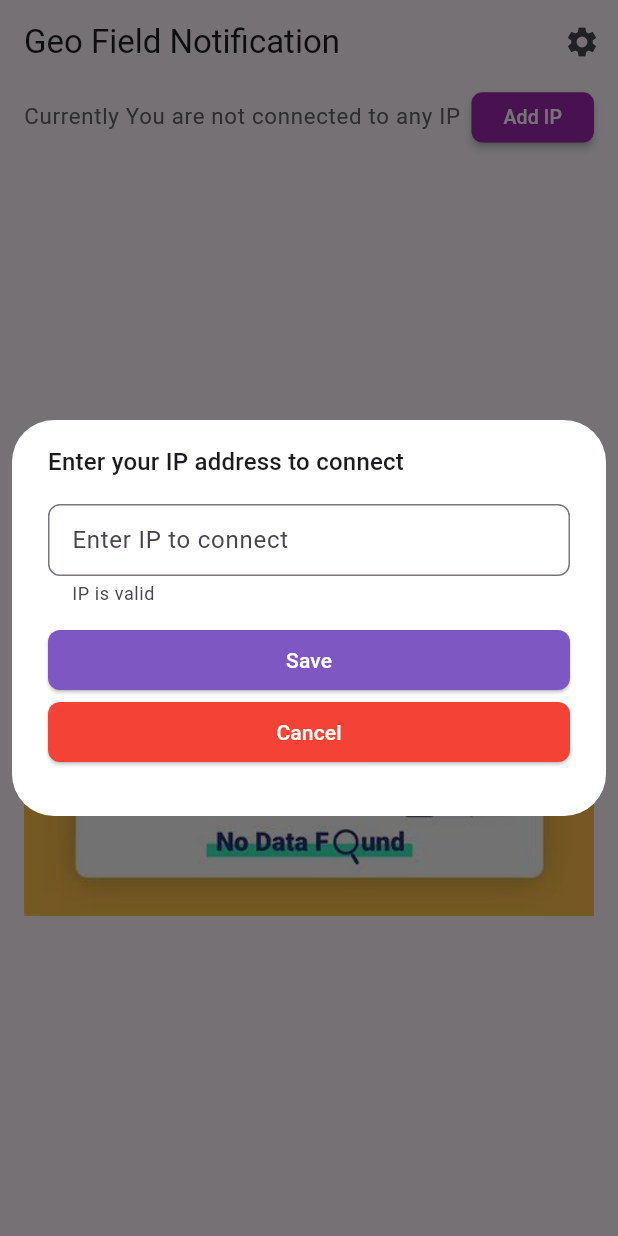
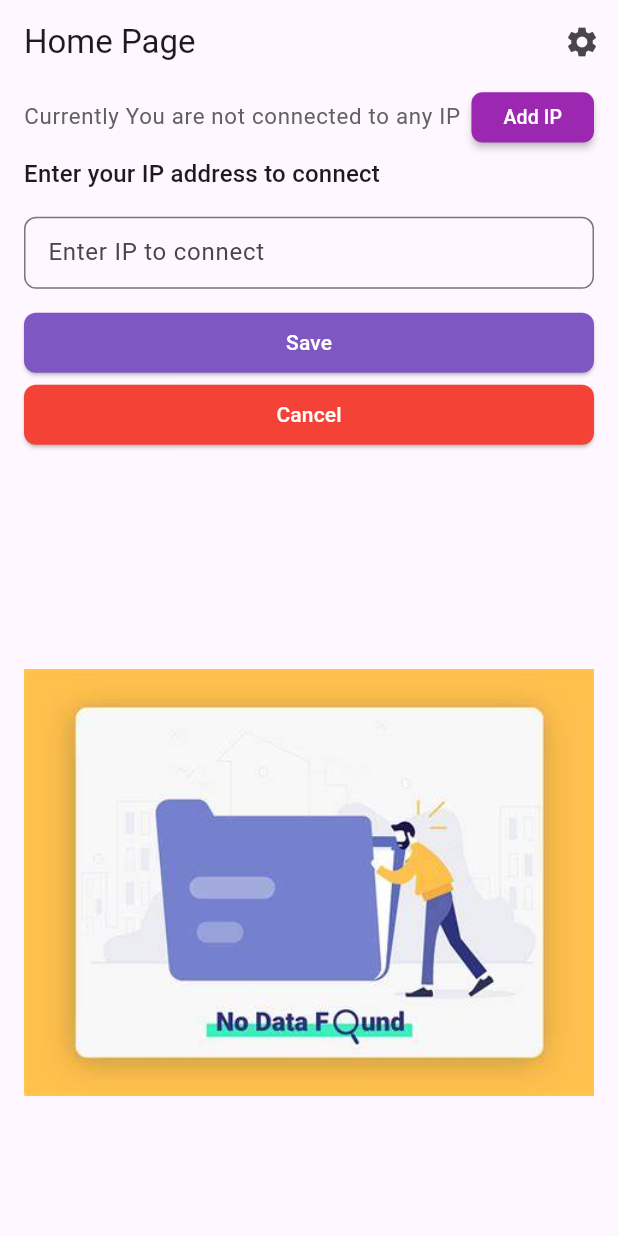
Before and after one commit to dhakalsumit/notification-service-app, a Flutter app: the screen it shows after launch, after a tap on "Add IP", on a phone screen of 412 x 824 dp. Run offline on Flutter 3.47's test engine with Material 3 defaults, Android fonts, the phone set to English and light mode, and no system bars; our stand-ins replace awesome_notifications, flutter_riverpod, geolocator, hive_flutter; missing offline and left inert: flutter_background_service; accounts and stored records are empty.

Commit message:
fix: change ui and fixes

```diff
--- a/lib/pages/home/home_page.dart
+++ b/lib/pages/home/home_page.dart
@@ -4,6 +4,7 @@ import 'package:hive_flutter/hive_flutter.dart';
 import 'package:notification_demo/dummy/dummy_data.dart';
 import 'package:notification_demo/pages/error/error_screen.dart';
 import 'package:notification_demo/pages/notification/my_notification_page.dart';
+import 'package:notification_demo/services/ping_ip.dart';
 import 'package:notification_demo/services/provider.dart';
 
 class HomePage extends ConsumerStatefulWidget {
@@ -15,104 +16,13 @@ class HomePage extends ConsumerStatefulWidget {
 
 class _HomePageState extends ConsumerState<HomePage> {
   late final TextEditingController _controller;
+  final _formKey = GlobalKey<FormState>();
+  bool isVisible = false;
   final box = Hive.box("ipBox");
   @override
   void initState() {
     super.initState();
     _controller = TextEditingController();
-  }
-
-  openSettings() {
-    showDialog(
-        context: context,
-        builder: (context) {
-          return Dialog(
-            backgroundColor: Colors.white,
-            insetPadding: const EdgeInsets.symmetric(horizontal: 8),
-            child: Padding(
-              padding: const EdgeInsets.symmetric(horizontal: 24, vertical: 12),
-              child: SizedBox(
-                width: double.maxFinite,
-                height: 240,
-                child: Column(
-                  mainAxisAlignment: MainAxisAlignment.start,
-                  crossAxisAlignment: CrossAxisAlignment.start,
-                  children: [
-                    const SizedBox(
-                      height: 4,
-                    ),
-                    Text(
-                      "Enter your IP address to connect ",
-                      style: Theme.of(context).textTheme.titleMedium,
-                    ),
-                    const SizedBox(
-                      height: 16,
-                    ),
-                    TextFormField(
-                      controller: _controller,
-                      decoration: const InputDecoration(
-                        hintStyle: TextStyle(
-                          color: Colors.grey,
-                        ),
-                        contentPadding:
-                            EdgeInsets.symmetric(horizontal: 12, vertical: 6),
-                        border: OutlineInputBorder(
-                            borderRadius: BorderRadius.all(Radius.circular(8))),
-                        labelText: "Enter IP to connect",
-                        helperText: "IP is valid",
-                        hintText: "https://example.com",
-                      ),
-                    ),
-                    const SizedBox(
-                      height: 12,
-                    ),
-                    SizedBox(
-                      width: double.maxFinite,
-                      child: ElevatedButton(
-                          style: ElevatedButton.styleFrom(
-                              backgroundColor: Colors.deepPurple[400],
-                              shape: RoundedRectangleBorder(
-                                borderRadius: BorderRadius.circular(8.0),
-                              )),
-                          onPressed: () async {
-                            await Hive.box("ipBox").put("ip", _controller.text);
-                            print(Hive.box("ipBox").get("ip"));
-
-                            ref
-                                .read(ipNameProvider.notifier)
-                                .update((state) => _controller.text);
-                            if (!mounted) {
-                              return;
-                            }
-                            Navigator.pop(context);
-                          },
-                          child: const Text("Save",
-                              style: TextStyle(color: Colors.white))),
-                    ),
-                    SizedBox(
-                      width: double.maxFinite,
-                      child: ElevatedButton(
-                        style: ElevatedButton.styleFrom(
-                            backgroundColor: Colors.red,
-                            shape: RoundedRectangleBorder(
-                              borderRadius: BorderRadius.circular(8.0),
-                            )),
-                        onPressed: () {
-                          print(Hive.box("ipBox").get("ip"));
-                          Navigator.pop(context);
-                        },
-                        child: const Text(
-                          "Cancel",
-                          style: TextStyle(color: Colors.white),
-                        ),
-                      ),
-                    ),
-                  ],
-                ),
-              ),
-            ),
-          );
-        });
   }
 
   @override
@@ -122,7 +32,9 @@ class _HomePageState extends ConsumerState<HomePage> {
 
     return Scaffold(
       appBar: AppBar(
-        title: const Text("Geo Field Notification"),
+        title: const Text("Home Page"),
+        //currently there is no use of action button but incase you need to know how the notification page looks like without notification it can navigate over there.
+        //can be used for testing purpose and can be removed if not needed.
         actions: [
           IconButton(
             onPressed: () {
@@ -169,7 +81,11 @@ class _HomePageState extends ConsumerState<HomePage> {
                       borderRadius: BorderRadius.circular(8.0),
                     ),
                     color: Colors.purple,
-                    onPressed: openSettings,
+                    onPressed: () {
+                      setState(() {
+                        isVisible = true;
+                      });
+                    },
                     child: Text(
                       name == null ? "Add IP" : "change IP",
                       style: const TextStyle(
@@ -178,6 +94,104 @@ class _HomePageState extends ConsumerState<HomePage> {
                     ),
                   )
                 ],
+              ),
+            ),
+            Visibility(
+              visible: isVisible,
+              child: SizedBox(
+                width: double.maxFinite,
+                height: 240,
+                child: Column(
+                  mainAxisAlignment: MainAxisAlignment.start,
+                  crossAxisAlignment: CrossAxisAlignment.start,
+                  children: [
+                    const SizedBox(
+                      height: 4,
+                    ),
+                    Text(
+                      "Enter your IP address to connect ",
+                      style: Theme.of(context).textTheme.titleMedium,
+                    ),
+                    const SizedBox(
+                      height: 16,
+                    ),
+                    TextFormField(
+                      key: _formKey,
+                      controller: _controller,
+                      decoration: const InputDecoration(
+                        hintStyle: TextStyle(
+                          color: Colors.grey,
+                        ),
+                        contentPadding:
+                            EdgeInsets.symmetric(horizontal: 12, vertical: 6),
+                        border: OutlineInputBorder(
+                            borderRadius: BorderRadius.all(Radius.circular(8))),
+                        labelText: "Enter IP to connect",
+                        hintText: "https://example.com",
+                      ),
+                    ),
+                    const SizedBox(
+                      height: 12,
+                    ),
+                    SizedBox(
+                      width: double.maxFinite,
+                      child: ElevatedButton(
+                          style: ElevatedButton.styleFrom(
+                              backgroundColor: Colors.deepPurple[400],
+                              shape: RoundedRectangleBorder(
+                                borderRadius: BorderRadius.circular(8.0),
+                              )),
+                          onPressed: () async {
+                            pingIp(_controller.text).then((value) async {
+                              if (value == true) {
+                                await Hive.box("ipBox")
+                                    .put("ip", _controller.text);
+
+                                ref
+                                    .read(ipNameProvider.notifier)
+                                    .update((state) => _controller.text);
+                                setState(() {
+                                  isVisible = false;
+                                });
+                              } else {
+                                ScaffoldMessenger.of(context)
+                                    .showSnackBar(const SnackBar(
+                                        duration: Duration(seconds: 1),
+                                        behavior: SnackBarBehavior.floating,
+                                        margin: EdgeInsets.all(20),
+                                        padding: EdgeInsets.all(12),
+                                        backgroundColor: Colors.red,
+                                        content: Center(
+                                          child: Text(
+                                              "Please enter a valid IP address"),
+                                        )));
+                              }
+                            });
+                          },
+                          child: const Text("Save",
+                              style: TextStyle(color: Colors.white))),
+                    ),
+                    SizedBox(
+                      width: double.maxFinite,
+                      child: ElevatedButton(
+                        style: ElevatedButton.styleFrom(
+                            backgroundColor: Colors.red,
+                            shape: RoundedRectangleBorder(
+                              borderRadius: BorderRadius.circular(8.0),
+                            )),
+                        onPressed: () {
+                          setState(() {
+                            isVisible = false;
+                          });
+                        },
+                        child: const Text(
+                          "Cancel",
+                          style: TextStyle(color: Colors.white),
+                        ),
+                      ),
+                    ),
+                  ],
+                ),
               ),
             ),
             const SizedBox(
--- a/lib/services/ping_ip.dart
+++ b/lib/services/ping_ip.dart
@@ -1,6 +1,7 @@
 import 'package:http/http.dart' as http;
 
-Future<bool> pingIp() async {
+//TODO : add the required function to check if the ip is correct or not. rest of the functionality has been implemented in the home page on "save button click."
+Future<bool> pingIp(String ip) async {
   try {
     final response = await http.post(Uri.parse(""), body: {});
 
--- a/lib/services/retrive_data.services.dart
+++ b/lib/services/retrive_data.services.dart
@@ -22,7 +22,7 @@ class RetrieveDataFromServer {
 
       final response = await http.get(
         Uri.parse(
-          'http://192.168.1.67:8000/offers/by-location/?latitude=$latitude&longitude=$longitude',
+          '${box.get("ip")}/offers/by-location/?latitude=$latitude&longitude=$longitude',
         ),
       );
       if (response.statusCode != 200) {
```
Also changed, not shown: lib/services/init_notification_services.dart (+7 -7 lines), lib/try/notification_try.dart (deleted, +0 -32 lines), lib/try/old_code.dart (deleted, +0 -138 lines).
